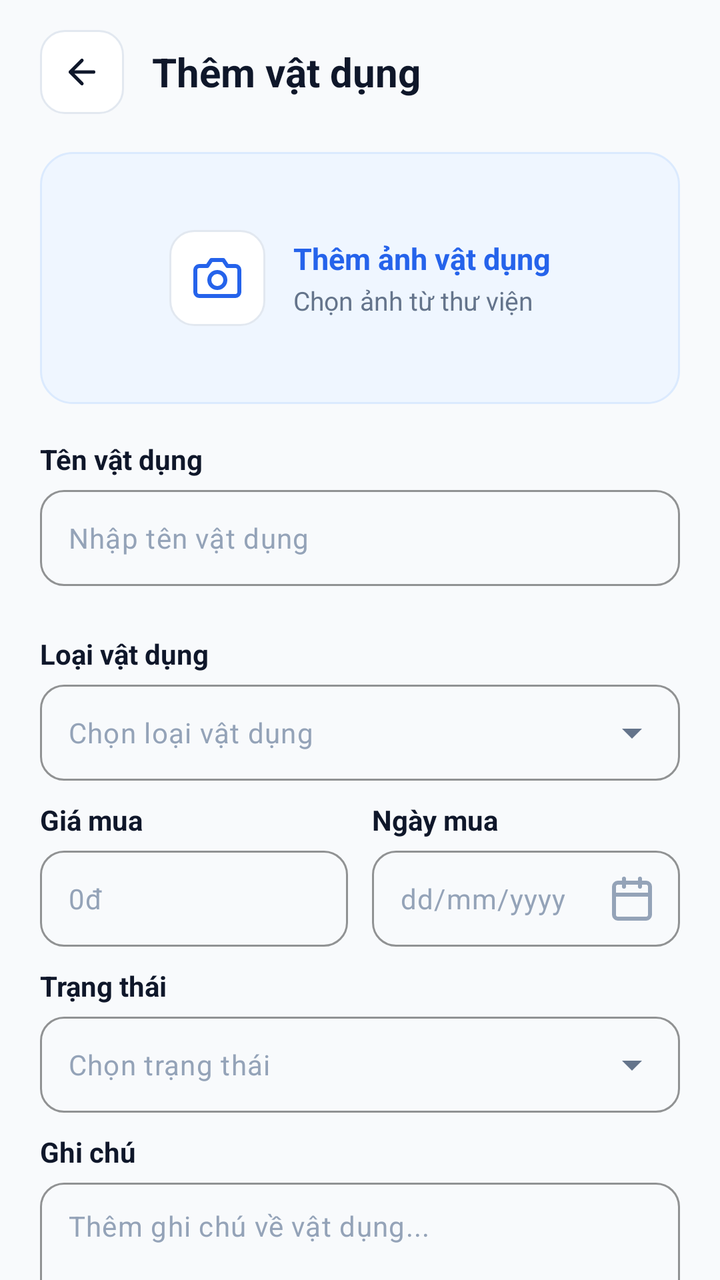
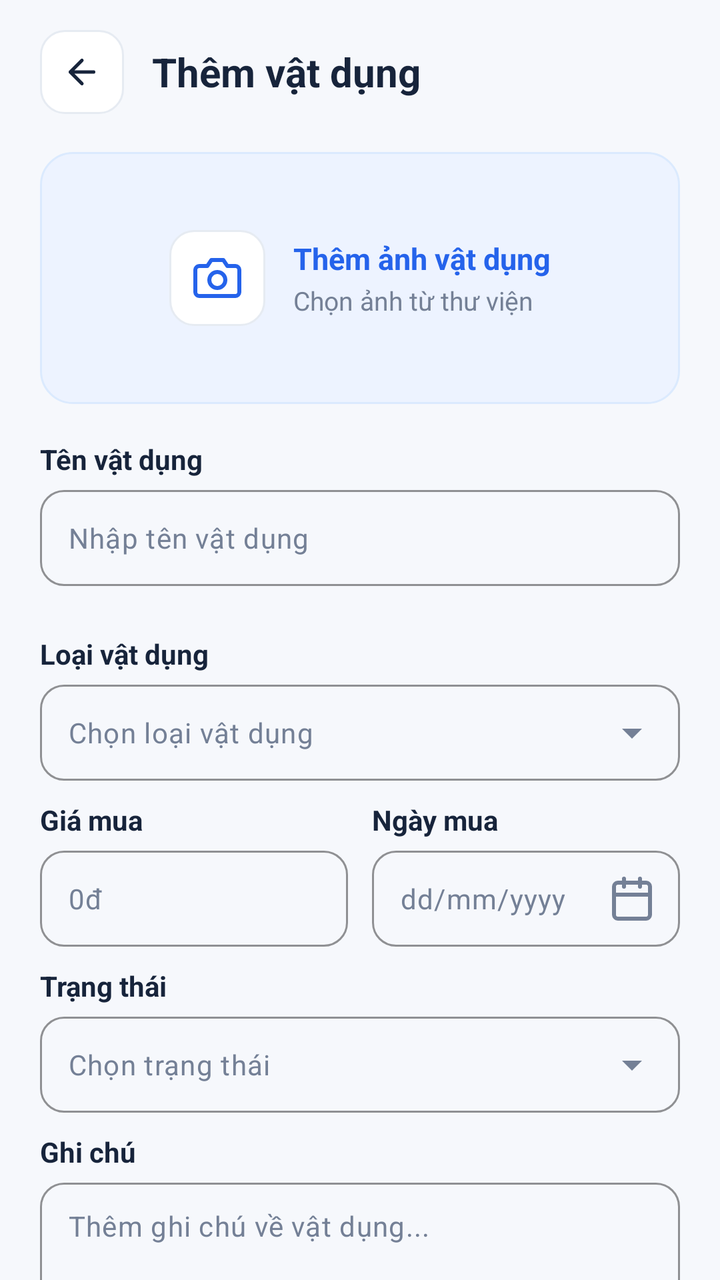

An Android layout rendered at two revisions. The XML below is the earlier revision; the diff shows what the commit changed to produce the second picture.
<!-- AndroidManifest.xml: application theme Theme.DoAn20 -->
<!-- res/layout/fragment_add_item.xml -->
<?xml version="1.0" encoding="utf-8"?>
<LinearLayout
    xmlns:android="http://schemas.android.com/apk/res/android"
    xmlns:app="http://schemas.android.com/apk/res-auto"
    xmlns:tools="http://schemas.android.com/tools"
    android:layout_width="match_parent"
    android:layout_height="match_parent"
    android:background="@color/background"
    android:orientation="vertical">

    
    <RelativeLayout
        android:layout_width="match_parent"
        android:layout_height="56dp"
        android:layout_marginTop="8dp"
        android:paddingHorizontal="20dp">

        <FrameLayout
            android:id="@+id/btnAddBack"
            android:layout_width="42dp"
            android:layout_height="42dp"
            android:layout_alignParentStart="true"
            android:layout_centerVertical="true"
            android:background="@drawable/bg_icon_button_square"
            android:clickable="true"
            android:focusable="true">

            <ImageView
                android:layout_width="20dp"
                android:layout_height="20dp"
                android:layout_gravity="center"
                android:src="@drawable/ic_arrow_back"
                android:contentDescription="@string/cd_back"
                app:tint="@color/text_primary" />
        </FrameLayout>

        <TextView
            android:layout_width="wrap_content"
            android:layout_height="wrap_content"
            android:layout_centerVertical="true"
            android:layout_marginStart="14dp"
            android:layout_toEndOf="@id/btnAddBack"
            android:text="Thêm vật dụng"
            android:textColor="@color/text_primary"
            android:textSize="20sp"
            android:textStyle="bold" />
    </RelativeLayout>

    
    <androidx.core.widget.NestedScrollView
        android:layout_width="match_parent"
        android:layout_height="0dp"
        android:layout_weight="1"
        android:fillViewport="true">

        <LinearLayout
            android:layout_width="match_parent"
            android:layout_height="wrap_content"
            android:orientation="vertical"
            android:paddingHorizontal="20dp"
            android:paddingTop="12dp"
            android:paddingBottom="36dp">

            
            <FrameLayout
                android:id="@+id/btnSelectImage"
                android:layout_width="match_parent"
                android:layout_height="126dp"
                android:background="@drawable/bg_memory_room"
                android:clickable="true"
                android:focusable="true">

                <LinearLayout
                    android:layout_width="wrap_content"
                    android:layout_height="wrap_content"
                    android:layout_gravity="center"
                    android:gravity="center"
                    android:orientation="horizontal">

                    
                    <FrameLayout
                        android:layout_width="48dp"
                        android:layout_height="48dp"
                        android:background="@drawable/bg_icon_button_square">

                        <ImageView
                            android:id="@+id/ivAddPreview"
                            android:layout_width="24dp"
                            android:layout_height="24dp"
                            android:layout_gravity="center"
                            android:src="@drawable/ic_camera"
                            android:contentDescription="@null"
                            app:tint="@color/primary_blue" />
                    </FrameLayout>

                    <LinearLayout
                        android:layout_width="wrap_content"
                        android:layout_height="wrap_content"
                        android:layout_marginStart="14dp"
                        android:orientation="vertical">

                        <TextView
                            android:layout_width="wrap_content"
                            android:layout_height="wrap_content"
                            android:text="Thêm ảnh vật dụng"
                            android:textColor="@color/primary_blue"
                            android:textSize="15sp"
                            android:textStyle="bold" />

                        <TextView
                            android:layout_width="wrap_content"
                            android:layout_height="wrap_content"
                            android:layout_marginTop="2dp"
                            android:text="Chọn ảnh từ thư viện"
                            android:textColor="@color/text_secondary"
                            android:textSize="13sp" />
                    </LinearLayout>
                </LinearLayout>
            </FrameLayout>

            
            <TextView
                android:layout_width="wrap_content"
                android:layout_height="wrap_content"
                android:layout_marginTop="18dp"
                android:text="Tên vật dụng"
                android:textColor="@color/text_primary"
                android:textSize="14sp"
                android:textStyle="bold" />

            <com.google.android.material.textfield.TextInputLayout
                android:id="@+id/tilItemName"
                style="@style/Widget.App.TextInputLayout"
                android:layout_width="match_parent"
                android:layout_height="wrap_content"
                android:layout_marginTop="6dp"
                app:errorEnabled="true"
                app:hintEnabled="false">

                <com.google.android.material.textfield.TextInputEditText
                    android:id="@+id/etItemName"
                    android:layout_width="match_parent"
                    android:layout_height="48dp"
                    android:hint="Nhập tên vật dụng"
                    android:inputType="textCapWords"
                    android:paddingHorizontal="14dp"
                    android:paddingVertical="0dp"
                    android:textColor="@color/text_primary"
                    android:textColorHint="@color/text_muted"
                    android:textSize="14sp" />
            </com.google.android.material.textfield.TextInputLayout>

            
            <TextView
                android:layout_width="wrap_content"
                android:layout_height="wrap_content"
                android:layout_marginTop="4dp"
                android:text="Loại vật dụng"
                android:textColor="@color/text_primary"
                android:textSize="14sp"
                android:textStyle="bold" />

            <com.google.android.material.textfield.TextInputLayout
                android:id="@+id/tilCategory"
                style="@style/Widget.Material3.TextInputLayout.OutlinedBox.ExposedDropdownMenu"
                android:layout_width="match_parent"
                android:layout_height="wrap_content"
                android:layout_marginTop="6dp"
                app:boxCornerRadiusBottomEnd="12dp"
                app:boxCornerRadiusBottomStart="12dp"
                app:boxCornerRadiusTopEnd="12dp"
                app:boxCornerRadiusTopStart="12dp"
                app:boxStrokeColor="@color/primary_blue"
                app:hintEnabled="false">

                <AutoCompleteTextView
                    android:id="@+id/actCategory"
                    android:layout_width="match_parent"
                    android:layout_height="48dp"
                    android:hint="Chọn loại vật dụng"
                    android:inputType="none"
                    android:paddingHorizontal="14dp"
                    android:paddingVertical="0dp"
                    android:textColor="@color/text_primary"
                    android:textColorHint="@color/text_muted"
                    android:textSize="14sp" />
            </com.google.android.material.textfield.TextInputLayout>

            
            <LinearLayout
                android:id="@+id/layoutConditionalGpio"
                android:layout_width="match_parent"
                android:layout_height="wrap_content"
                android:layout_marginTop="10dp"
                android:orientation="vertical"
                android:visibility="gone"
                tools:visibility="visible">

                <TextView
                    android:layout_width="wrap_content"
                    android:layout_height="wrap_content"
                    android:text="Cấu hình chân / Giao tiếp (GPIO, ADC, SPI...)"
                    android:textColor="@color/text_primary"
                    android:textSize="14sp"
                    android:textStyle="bold" />

                <LinearLayout
                    android:layout_width="match_parent"
                    android:layout_height="wrap_content"
                    android:layout_marginTop="6dp"
                    android:orientation="horizontal"
                    android:weightSum="2">

                    
                    <LinearLayout
                        android:layout_width="0dp"
                        android:layout_height="wrap_content"
                        android:layout_marginEnd="6dp"
                        android:layout_weight="1"
                        android:orientation="vertical">

                        <TextView
                            android:layout_width="wrap_content"
                            android:layout_height="wrap_content"
                            android:text="Loại chân"
                            android:textColor="@color/text_secondary"
                            android:textSize="13sp" />

                        <com.google.android.material.textfield.TextInputLayout
                            style="@style/Widget.App.TextInputLayout"
                            android:layout_width="match_parent"
                            android:layout_height="wrap_content"
                            android:layout_marginTop="4dp"
                            app:hintEnabled="false">

                            <com.google.android.material.textfield.TextInputEditText
                                android:id="@+id/etPinType"
                                android:layout_width="match_parent"
                                android:layout_height="48dp"
                                android:hint="Nhập loại chân"
                                android:paddingHorizontal="14dp"
                                android:paddingVertical="0dp"
                                android:textColor="@color/text_primary"
                                android:textColorHint="@color/text_muted"
                                android:textSize="14sp" />
                        </com.google.android.material.textfield.TextInputLayout>
                    </LinearLayout>

                    
                    <LinearLayout
                        android:layout_width="0dp"
                        android:layout_height="wrap_content"
                        android:layout_marginStart="6dp"
                        android:layout_weight="1"
                        android:orientation="vertical">

                        <TextView
                            android:layout_width="wrap_content"
                            android:layout_height="wrap_content"
                            android:text="GPIO"
                            android:textColor="@color/text_secondary"
                            android:textSize="13sp" />

                        <com.google.android.material.textfield.TextInputLayout
                            style="@style/Widget.App.TextInputLayout"
                            android:layout_width="match_parent"
                            android:layout_height="wrap_content"
                            android:layout_marginTop="4dp"
                            app:hintEnabled="false">

                            <com.google.android.material.textfield.TextInputEditText
                                android:id="@+id/etPinNumber"
                                android:layout_width="match_parent"
                                android:layout_height="48dp"
                                android:hint="Nhập số chân"
                                android:paddingHorizontal="14dp"
                                android:paddingVertical="0dp"
                                android:textColor="@color/text_primary"
                                android:textColorHint="@color/text_muted"
                                android:textSize="14sp" />
                        </com.google.android.material.textfield.TextInputLayout>
                    </LinearLayout>
                </LinearLayout>
            </LinearLayout>

            
            <LinearLayout
                android:layout_width="match_parent"
                android:layout_height="wrap_content"
                android:layout_marginTop="10dp"
                android:orientation="horizontal"
                android:weightSum="2">

                
                <LinearLayout
                    android:layout_width="0dp"
                    android:layout_height="wrap_content"
                    android:layout_marginEnd="6dp"
                    android:layout_weight="1"
                    android:orientation="vertical">

                    <TextView
                        android:layout_width="wrap_content"
                        android:layout_height="wrap_content"
                        android:text="Giá mua"
                        android:textColor="@color/text_primary"
                        android:textSize="14sp"
                        android:textStyle="bold" />

                    <com.google.android.material.textfield.TextInputLayout
                        android:id="@+id/tilPrice"
                        style="@style/Widget.App.TextInputLayout"
                        android:layout_width="match_parent"
                        android:layout_height="wrap_content"
                        android:layout_marginTop="6dp"
                        app:hintEnabled="false">

                        <com.google.android.material.textfield.TextInputEditText
                            android:id="@+id/etPrice"
                            android:layout_width="match_parent"
                            android:layout_height="48dp"
                            android:hint="0đ"
                            android:inputType="number"
                            android:paddingHorizontal="14dp"
                            android:paddingVertical="0dp"
                            android:textColor="@color/text_primary"
                            android:textColorHint="@color/text_muted"
                            android:textSize="14sp" />
                    </com.google.android.material.textfield.TextInputLayout>
                </LinearLayout>

                
                <LinearLayout
                    android:layout_width="0dp"
                    android:layout_height="wrap_content"
                    android:layout_marginStart="6dp"
                    android:layout_weight="1"
                    android:orientation="vertical">

                    <TextView
                        android:layout_width="wrap_content"
                        android:layout_height="wrap_content"
                        android:text="Ngày mua"
                        android:textColor="@color/text_primary"
                        android:textSize="14sp"
                        android:textStyle="bold" />

                    <com.google.android.material.textfield.TextInputLayout
                        android:id="@+id/tilBuyDate"
                        style="@style/Widget.App.TextInputLayout"
                        android:layout_width="match_parent"
                        android:layout_height="wrap_content"
                        android:layout_marginTop="6dp"
                        app:endIconDrawable="@drawable/ic_calendar"
                        app:endIconMode="custom"
                        app:endIconTint="@color/text_muted"
                        app:hintEnabled="false">

                        <com.google.android.material.textfield.TextInputEditText
                            android:id="@+id/etBuyDate"
                            android:layout_width="match_parent"
                            android:layout_height="48dp"
                            android:clickable="true"
                            android:focusable="false"
                            android:hint="dd/mm/yyyy"
                            android:inputType="none"
                            android:paddingHorizontal="14dp"
                            android:paddingVertical="0dp"
                            android:textColor="@color/text_primary"
                            android:textColorHint="@color/text_muted"
                            android:textSize="14sp" />
                    </com.google.android.material.textfield.TextInputLayout>
                </LinearLayout>
            </LinearLayout>

            
            <TextView
                android:layout_width="wrap_content"
                android:layout_height="wrap_content"
                android:layout_marginTop="10dp"
                android:text="Trạng thái"
                android:textColor="@color/text_primary"
                android:textSize="14sp"
                android:textStyle="bold" />

            <com.google.android.material.textfield.TextInputLayout
                android:id="@+id/tilStatus"
                style="@style/Widget.Material3.TextInputLayout.OutlinedBox.ExposedDropdownMenu"
                android:layout_width="match_parent"
                android:layout_height="wrap_content"
                android:layout_marginTop="6dp"
                app:boxCornerRadiusBottomEnd="12dp"
                app:boxCornerRadiusBottomStart="12dp"
                app:boxCornerRadiusTopEnd="12dp"
                app:boxCornerRadiusTopStart="12dp"
                app:boxStrokeColor="@color/primary_blue"
                app:hintEnabled="false">

                <AutoCompleteTextView
                    android:id="@+id/actStatus"
                    android:layout_width="match_parent"
                    android:layout_height="48dp"
                    android:hint="Chọn trạng thái"
                    android:inputType="none"
                    android:paddingHorizontal="14dp"
                    android:paddingVertical="0dp"
                    android:textColor="@color/text_primary"
                    android:textColorHint="@color/text_muted"
                    android:textSize="14sp" />
            </com.google.android.material.textfield.TextInputLayout>

            
            <TextView
                android:layout_width="wrap_content"
                android:layout_height="wrap_content"
                android:layout_marginTop="10dp"
                android:text="Ghi chú"
                android:textColor="@color/text_primary"
                android:textSize="14sp"
                android:textStyle="bold" />

            <com.google.android.material.textfield.TextInputLayout
                android:id="@+id/tilNotes"
                style="@style/Widget.App.TextInputLayout"
                android:layout_width="match_parent"
                android:layout_height="wrap_content"
                android:layout_marginTop="6dp"
                app:hintEnabled="false">

                <com.google.android.material.textfield.TextInputEditText
                    android:id="@+id/etNotes"
                    android:layout_width="match_parent"
                    android:layout_height="wrap_content"
                    android:gravity="top"
                    android:hint="Thêm ghi chú về vật dụng..."
                    android:inputType="textMultiLine"
                    android:minLines="3"
                    android:paddingHorizontal="14dp"
                    android:paddingVertical="12dp"
                    android:textColor="@color/text_primary"
                    android:textColorHint="@color/text_muted"
                    android:textSize="14sp" />
            </com.google.android.material.textfield.TextInputLayout>

            
            <com.google.android.material.button.MaterialButton
                android:id="@+id/btnSaveItem"
                style="@style/Widget.App.Button.Primary"
                android:layout_width="match_parent"
                android:layout_height="52dp"
                android:layout_marginTop="24dp"
                android:text="✓  Lưu vật dụng"
                android:textSize="15sp"
                app:cornerRadius="14dp" />

            <TextView
                android:id="@+id/btnCancel"
                android:layout_width="wrap_content"
                android:layout_height="44dp"
                android:layout_gravity="center_horizontal"
                android:layout_marginTop="8dp"
                android:background="?attr/selectableItemBackground"
                android:clickable="true"
                android:focusable="true"
                android:gravity="center"
                android:paddingHorizontal="24dp"
                android:text="Hủy"
                android:textColor="@color/text_primary"
                android:textSize="15sp"
                android:textStyle="bold" />

        </LinearLayout>
    </androidx.core.widget.NestedScrollView>

</LinearLayout>
<!-- resources referenced by this layout -->
<resources>
  <color name="background">#F8FAFC</color>
  <color name="primary_blue">#2563EB</color>
  <color name="text_muted">#94A3B8</color>
  <color name="text_primary">#0F172A</color>
  <color name="text_secondary">#64748B</color>
  <!-- drawable bg_icon_button_square (drawable) -->
  <?xml version="1.0" encoding="utf-8"?>
  <shape xmlns:android="http://schemas.android.com/apk/res/android"
      android:shape="rectangle">
      <solid android:color="@color/surface" />
      <stroke android:width="1dp" android:color="@color/border" />
      <corners android:radius="12dp" />
  </shape>
  <!-- drawable bg_memory_room (drawable) -->
  <?xml version="1.0" encoding="utf-8"?>
  <shape xmlns:android="http://schemas.android.com/apk/res/android"
      android:shape="rectangle">
      <solid android:color="@color/memory_card_bg" />
      <stroke android:width="1dp" android:color="#DBEAFE" />
      <corners android:radius="16dp" />
  </shape>
  <!-- drawable ic_arrow_back (drawable) -->
  <vector xmlns:android="http://schemas.android.com/apk/res/android"
      android:width="24dp"
      android:height="24dp"
      android:viewportWidth="24"
      android:viewportHeight="24">
      <path
          android:fillColor="#00000000"
          android:strokeColor="#0F172A"
          android:strokeWidth="2"
          android:strokeLineCap="round"
          android:strokeLineJoin="round"
          android:pathData="M19,12H5M12,19l-7,-7 7,-7" />
  </vector>
  <!-- drawable ic_calendar (drawable) -->
  <vector xmlns:android="http://schemas.android.com/apk/res/android"
      android:width="24dp"
      android:height="24dp"
      android:viewportWidth="24"
      android:viewportHeight="24">
      <path
          android:fillColor="#00000000"
          android:strokeColor="#64748B"
          android:strokeWidth="2"
          android:strokeLineCap="round"
          android:strokeLineJoin="round"
          android:pathData="M19,4H5a2,2 0 0,0 -2,2v14a2,2 0 0,0 2,2h14a2,2 0 0,0 2,-2V6a2,2 0 0,0 -2,-2zM16,2v4M8,2v4M3,10h18" />
  </vector>
  <string name="cd_back">Quay lại</string>
  <style name="Widget.App.Button.Primary" parent="Widget.Material3.Button">
          <item name="android:minHeight">@dimen/button_height</item>
          <item name="backgroundTint">@color/primary_blue</item>
          <item name="android:textColor">@color/white</item>
          <item name="android:textStyle">bold</item>
          <item name="cornerRadius">@dimen/radius_medium</item>
          <item name="elevation">0dp</item>
      </style>
  <color name="surface">#FFFFFF</color>
  <color name="border">#E2E8F0</color>
  <color name="memory_card_bg">#EFF6FF</color>
  <dimen name="button_height">50dp</dimen>
  <color name="white">#FFFFFF</color>
  <dimen name="radius_medium">12dp</dimen>
  <color name="primary_blue_dark">#1D4ED8</color>
  <color name="primary_blue_container">#EFF6FF</color>
  <color name="surface_variant">#F1F5F9</color>
  <color name="border_light">#EDF2F7</color>
  <style name="ShapeAppearance.App.SmallComponent" parent="ShapeAppearance.Material3.SmallComponent">
          <item name="cornerSize">@dimen/radius_small</item>
      </style>
  <style name="ShapeAppearance.App.MediumComponent" parent="ShapeAppearance.Material3.MediumComponent">
          <item name="cornerSize">@dimen/radius_medium</item>
      </style>
  <style name="ShapeAppearance.App.LargeComponent" parent="ShapeAppearance.Material3.LargeComponent">
          <item name="cornerSize">@dimen/radius_large</item>
      </style>
  <dimen name="radius_small">8dp</dimen>
  <dimen name="radius_large">16dp</dimen>
  <!-- unchanged entries left out for length: 3 -->
</resources>

<!-- the commit's change to res/layout/fragment_add_item.xml (unified diff, before → after) -->
@@ -35,12 +35,13 @@
         </FrameLayout>
 
         <TextView
+            android:id="@+id/tvAddTitle"
             android:layout_width="wrap_content"
             android:layout_height="wrap_content"
             android:layout_centerVertical="true"
             android:layout_marginStart="14dp"
             android:layout_toEndOf="@id/btnAddBack"
-            android:text="Thêm vật dụng"
+            android:text="@string/add_item_title"
             android:textColor="@color/text_primary"
             android:textSize="20sp"
             android:textStyle="bold" />
@@ -100,9 +101,10 @@
                         android:orientation="vertical">
 
                         <TextView
+                            android:id="@+id/tvImagePrompt"
                             android:layout_width="wrap_content"
                             android:layout_height="wrap_content"
-                            android:text="Thêm ảnh vật dụng"
+                            android:text="@string/image_picker_prompt"
                             android:textColor="@color/primary_blue"
                             android:textSize="15sp"
                             android:textStyle="bold" />
<!-- resource entries referenced after the edit -->
@@ -1,10 +1,10 @@
 <!-- resources referenced by this layout -->
 <resources>
-  <color name="background">#F8FAFC</color>
+  <color name="background">#F6F8FC</color>
   <color name="primary_blue">#2563EB</color>
-  <color name="text_muted">#94A3B8</color>
-  <color name="text_primary">#0F172A</color>
-  <color name="text_secondary">#64748B</color>
+  <color name="text_muted">#748096</color>
+  <color name="text_primary">#17243B</color>
+  <color name="text_secondary">#748096</color>
   <!-- drawable bg_icon_button_square (drawable) -->
   <?xml version="1.0" encoding="utf-8"?>
   <shape xmlns:android="http://schemas.android.com/apk/res/android"
@@ -49,7 +49,9 @@
           android:strokeLineJoin="round"
           android:pathData="M19,4H5a2,2 0 0,0 -2,2v14a2,2 0 0,0 2,2h14a2,2 0 0,0 2,-2V6a2,2 0 0,0 -2,-2zM16,2v4M8,2v4M3,10h18" />
   </vector>
+  <string name="add_item_title">Thêm vật dụng</string>
   <string name="cd_back">Quay lại</string>
+  <string name="image_picker_prompt">Thêm ảnh vật dụng</string>
   <style name="Widget.App.Button.Primary" parent="Widget.Material3.Button">
           <item name="android:minHeight">@dimen/button_height</item>
           <item name="backgroundTint">@color/primary_blue</item>
@@ -59,15 +61,15 @@
           <item name="elevation">0dp</item>
       </style>
   <color name="surface">#FFFFFF</color>
-  <color name="border">#E2E8F0</color>
-  <color name="memory_card_bg">#EFF6FF</color>
+  <color name="border">#E6EBF2</color>
+  <color name="memory_card_bg">#EDF3FF</color>
   <dimen name="button_height">50dp</dimen>
   <color name="white">#FFFFFF</color>
   <dimen name="radius_medium">12dp</dimen>
   <color name="primary_blue_dark">#1D4ED8</color>
-  <color name="primary_blue_container">#EFF6FF</color>
+  <color name="primary_blue_container">#EDF3FF</color>
   <color name="surface_variant">#F1F5F9</color>
-  <color name="border_light">#EDF2F7</color>
+  <color name="border_light">#E6EBF2</color>
   <style name="ShapeAppearance.App.SmallComponent" parent="ShapeAppearance.Material3.SmallComponent">
           <item name="cornerSize">@dimen/radius_small</item>
       </style>
